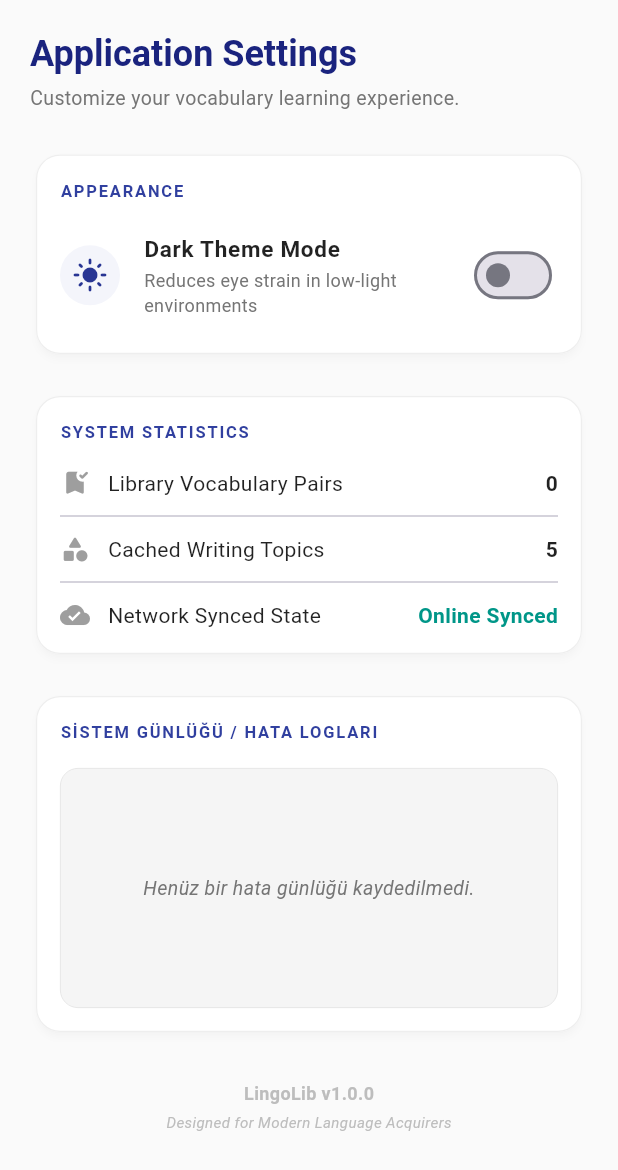
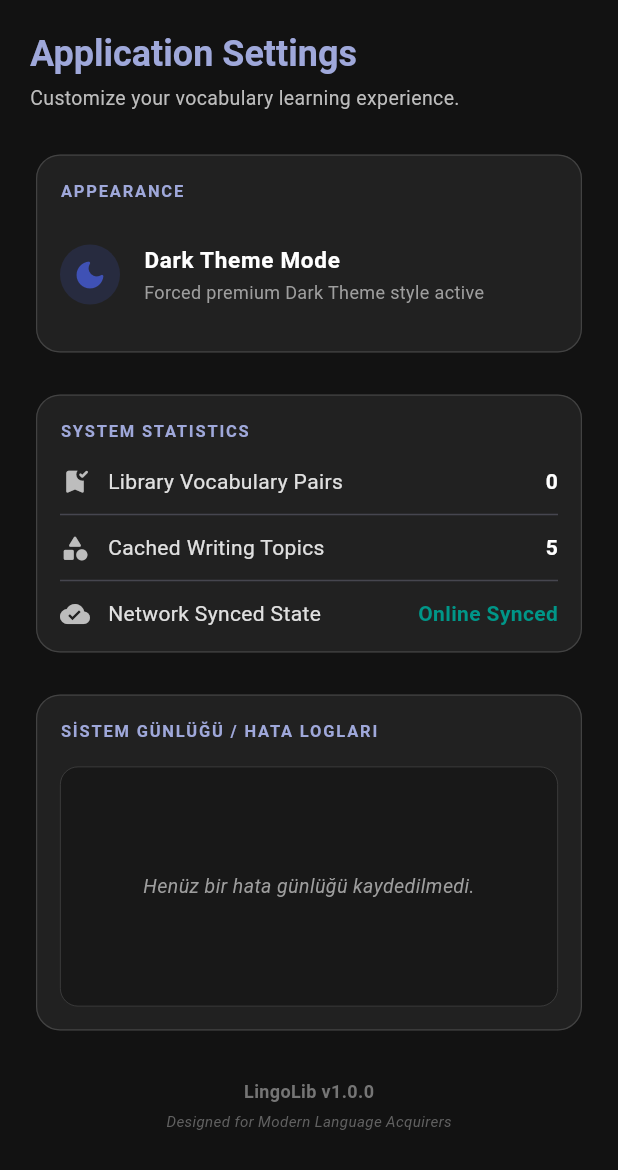
Before and after one commit to ertugrulergun23/Lanuage-App, a Flutter app: the SettingsView widget shown alone on an empty page, opened directly, on a phone screen of 412 x 824 dp. Shown: the top 1170 px of the screen. Run offline on Flutter 3.47's test engine with Material 3 defaults, Android fonts, the phone set to English and light mode, and no system bars; our stand-ins replace connectivity_plus, file_picker, pdf, sqflite; missing offline and left inert: translator; accounts and stored records are empty.

Commit message:
twelve commit

```diff
--- a/lib/main.dart
+++ b/lib/main.dart
@@ -20,7 +20,7 @@ class MyApp extends StatelessWidget {
           return MaterialApp(
             title: 'LingoLib',
             debugShowCheckedModeBanner: false,
-            themeMode: state.isDarkMode ? ThemeMode.dark : ThemeMode.light,
+            themeMode: ThemeMode.dark,
             theme: ThemeData(
               useMaterial3: true,
               colorScheme: ColorScheme.fromSeed(
--- a/lib/providers/app_state.dart
+++ b/lib/providers/app_state.dart
@@ -46,7 +46,7 @@ class AppState extends ChangeNotifier {
   List<Topic> get topics => _topics;
   List<Word> get flashcardWords => _flashcardWords;
   List<String> get errorLogs => _errorLogs;
-  bool get isDarkMode => _isDarkMode;
+  bool get isDarkMode => true;
   bool get isOnline => _isOnline && !_isMockOffline;
   bool get isMockOffline => _isMockOffline;
   bool get isSyncing => _isSyncing;
@@ -276,8 +276,7 @@ class AppState extends ChangeNotifier {
   // --- Theme Toggle Operation ---
 
   void toggleTheme() {
-    _isDarkMode = !_isDarkMode;
-    notifyListeners();
+    // No-op: Light mode is eliminated completely
   }
 
   // --- Flashcard Shuffling ---
--- a/lib/screens/settings_view.dart
+++ b/lib/screens/settings_view.dart
@@ -64,33 +64,26 @@ class SettingsView extends StatelessWidget {
                       ListTile(
                         contentPadding: EdgeInsets.zero,
                         leading: CircleAvatar(
-                          backgroundColor: isDark
-                              ? Colors.indigo.withOpacity(0.2)
-                              : Colors.indigo.withOpacity(0.06),
-                          child: Icon(
-                            isDark ? Icons.dark_mode_rounded : Icons.light_mode_rounded,
-                            color: isDark ? Colors.indigo[200] : Colors.indigo[800],
+                          backgroundColor: Colors.indigo.withOpacity(0.2),
+                          child: const Icon(
+                            Icons.dark_mode_rounded,
+                            color: Colors.indigo,
                           ),
                         ),
-                        title: Text(
+                        title: const Text(
                           'Dark Theme Mode',
                           style: TextStyle(
                             fontWeight: FontWeight.bold,
                             fontSize: 15,
-                            color: isDark ? Colors.white : Colors.black87,
+                            color: Colors.white,
                           ),
                         ),
-                        subtitle: Text(
-                          'Reduces eye strain in low-light environments',
+                        subtitle: const Text(
+                          'Forced premium Dark Theme style active',
                           style: TextStyle(
                             fontSize: 12,
-                            color: isDark ? Colors.grey[400] : Colors.grey[600],
+                            color: Colors.grey,
                           ),
-                        ),
-                        trailing: Switch(
-                          value: isDark,
-                          onChanged: (_) => state.toggleTheme(),
-                          activeColor: Colors.indigo[400],
                         ),
                       ),
                     ],
--- a/lib/services/pdf_service.dart
+++ b/lib/services/pdf_service.dart
@@ -108,11 +108,10 @@ class PdfService {
                 ),
                 cellPadding: const pw.EdgeInsets.symmetric(vertical: 8, horizontal: 12),
                 cellAlignment: pw.Alignment.centerLeft,
-                headers: ['English Word', 'Phonetic Spelling', 'Turkish Translation'],
+                headers: ['English Word', 'Turkish Translation'],
                 data: words.map((word) {
                   return [
                     word.english,
-                    word.phonetic.isNotEmpty ? word.phonetic : '-',
                     word.turkish,
                   ];
                 }).toList(),
```
